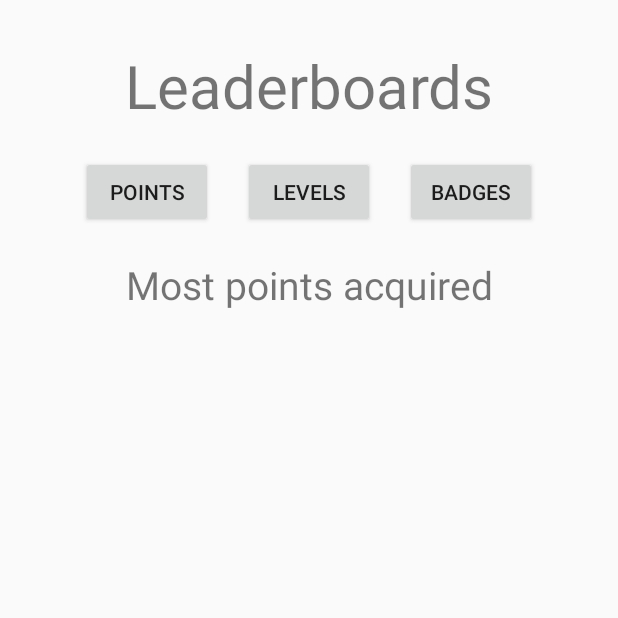
After one commit to brendanAlbert/EcoQuest, an Android app: the LeaderboardsActivity screen opened directly, with no data from a screen before it, on a phone screen of 412 x 824 dp, the top half of it. The commit adds this screen. Run offline under Robolectric (Android 15) with nearby library versions, the phone set to English and light mode, and no system bars.

Commit message:
added User class, added importUserFromCSV method to DBHelper, leaderboard button loads up a List of Users when tapped.

```diff
--- a/app/src/main/AndroidManifest.xml
+++ b/app/src/main/AndroidManifest.xml
@@ -24,6 +24,8 @@
         </activity>
         <activity android:name=".LoginSignupActivity">
         </activity>
+        <activity android:name=".LeaderboardsActivity">
+        </activity>
     </application>
 
 </manifest>
--- a/app/src/main/java/edu/orangecoastcollege/cs273/ecoquest/DashboardActivity.java
+++ b/app/src/main/java/edu/orangecoastcollege/cs273/ecoquest/DashboardActivity.java
@@ -21,4 +21,9 @@ public class DashboardActivity extends AppCompatActivity {
         Intent intent = new Intent(this, QuestsActivity.class);
         startActivity(intent);
     }
+
+    public void viewLeaderboards(View view) {
+        Intent intent = new Intent(this, LeaderboardsActivity.class);
+        startActivity(intent);
+    }
 }
--- /dev/null
+++ b/app/src/main/java/edu/orangecoastcollege/cs273/ecoquest/LeaderboardsActivity.java
@@ -0,0 +1,64 @@
+package edu.orangecoastcollege.cs273.ecoquest;
+
+import android.os.Bundle;
+import android.support.v7.app.AppCompatActivity;
+import android.util.Log;
+import android.view.View;
+import android.widget.ListView;
+import android.widget.TextView;
+
+import java.util.List;
+
+public class LeaderboardsActivity extends AppCompatActivity {
+
+    private DBHelper db;
+
+    private List<User> allUsersList;
+    private List<User> mostPointsUserList = null;
+    private List<User> mostLevelsUserList;
+    private List<User> mostBadgesUserList;
+
+    private TextView mostPointsLevelsBadgesTextView;
+
+    private LeaderboardListAdapter mLeaderboardListAdapter;
+
+    private ListView mLeaderboardListView;
+
+
+    @Override
+    protected void onCreate(Bundle savedInstanceState) {
+        super.onCreate(savedInstanceState);
+        setContentView(R.layout.activity_leaderboards);
+
+        mLeaderboardListView = (ListView) findViewById(R.id.leaderboardListView);
+
+    }
+
+    public void displayPointsLeaderboard(View view) {
+
+        if (mostPointsUserList == null)
+        {
+            deleteDatabase(DBHelper.DATABASE_NAME);
+            db = new DBHelper(this);
+            db.importUsersFromCSV("users.csv");
+            mostPointsUserList = db.getMostPointsUserList();
+
+            for (User u : mostPointsUserList)
+                Log.i("User: ", u.toString());
+
+            Log.i("userList.size() = ", String.valueOf(mostPointsUserList.size()));
+        }
+
+        Log.i("LeaderboardsActivity", "user tapped points button");
+        mLeaderboardListAdapter = new LeaderboardListAdapter(this, R.layout.user_leaderboard_list_item, mostPointsUserList);
+        mLeaderboardListView.setAdapter(mLeaderboardListAdapter);
+    }
+
+    public void displayLevelsLeaderboard() {
+
+    }
+
+    public void displayBadgesLeaderboard() {
+
+    }
+}
--- a/app/src/main/java/edu/orangecoastcollege/cs273/ecoquest/SplashActivity.java
+++ b/app/src/main/java/edu/orangecoastcollege/cs273/ecoquest/SplashActivity.java
@@ -23,6 +23,6 @@ public class SplashActivity extends AppCompatActivity {
             }
         };
         Timer timer = new Timer();
-        timer.schedule(task, 5000);
+        timer.schedule(task, 2000);
     }
 }
--- a/app/src/main/res/layout/activity_dashboard.xml
+++ b/app/src/main/res/layout/activity_dashboard.xml
@@ -51,6 +51,7 @@
             android:text="@string/boards"
             android:layout_margin="10dp"
             android:background="@color/cardview_light_background"
+            android:onClick="viewLeaderboards"
             android:layout_height="match_parent"/>
 
 
--- /dev/null
+++ b/app/src/main/res/layout/activity_leaderboards.xml
@@ -0,0 +1,69 @@
+<?xml version="1.0" encoding="utf-8"?>
+<LinearLayout
+    xmlns:android="http://schemas.android.com/apk/res/android"
+    xmlns:tools="http://schemas.android.com/tools"
+    android:layout_width="match_parent"
+    android:layout_height="match_parent"
+    tools:context="edu.orangecoastcollege.cs273.ecoquest.LeaderboardsActivity"
+    android:layout_marginLeft="16dp"
+    android:layout_marginRight="16dp"
+    android:layout_marginBottom="16dp"
+    android:orientation="vertical">
+
+    <TextView
+        android:layout_width="match_parent"
+        android:layout_marginTop="30dp"
+        android:gravity="center"
+        android:text="Leaderboards"
+        android:textSize="40sp"
+        android:layout_height="wrap_content"/>
+
+    <LinearLayout
+        android:layout_margin="10dp"
+        android:layout_width="wrap_content"
+        android:layout_height="wrap_content"
+        android:layout_gravity="center"
+        android:orientation="horizontal">
+
+        <Button
+            android:layout_width="wrap_content"
+            android:layout_margin="10dp"
+            android:layout_height="wrap_content"
+            android:text="Points"
+            android:layout_weight="1"
+            android:onClick="displayPointsLeaderboard"/>
+
+        <Button
+            android:layout_width="wrap_content"
+            android:layout_margin="10dp"
+            android:layout_height="wrap_content"
+            android:text="levels"
+            android:layout_weight="1"/>
+
+        <Button
+            android:layout_width="wrap_content"
+            android:layout_margin="10dp"
+            android:layout_height="wrap_content"
+            android:text="badges"
+            android:layout_weight="1" />
+
+
+    </LinearLayout>
+
+    <TextView
+        android:layout_width="match_parent"
+        android:layout_height="wrap_content"
+        android:textSize="26sp"
+        android:gravity="center"
+        android:text="Most points acquired"/>
+
+    <ListView
+        android:id="@+id/leaderboardListView"
+        android:layout_width="match_parent"
+        android:layout_height="wrap_content"
+        android:layout_marginTop="10dp">
+
+    </ListView>
+
+
+</LinearLayout>
```
Also changed, not shown: app/src/main/assets/users.csv (added, +9 -0 lines), app/src/main/java/edu/orangecoastcollege/cs273/ecoquest/DBHelper.java (+116 -2 lines), app/src/main/java/edu/orangecoastcollege/cs273/ecoquest/LeaderboardListAdapter.java (added, +75 -0 lines), app/src/main/java/edu/orangecoastcollege/cs273/ecoquest/User.java (added, +75 -0 lines), app/src/main/res/layout/user_leaderboard_list_item.xml (added, +55 -0 lines).
